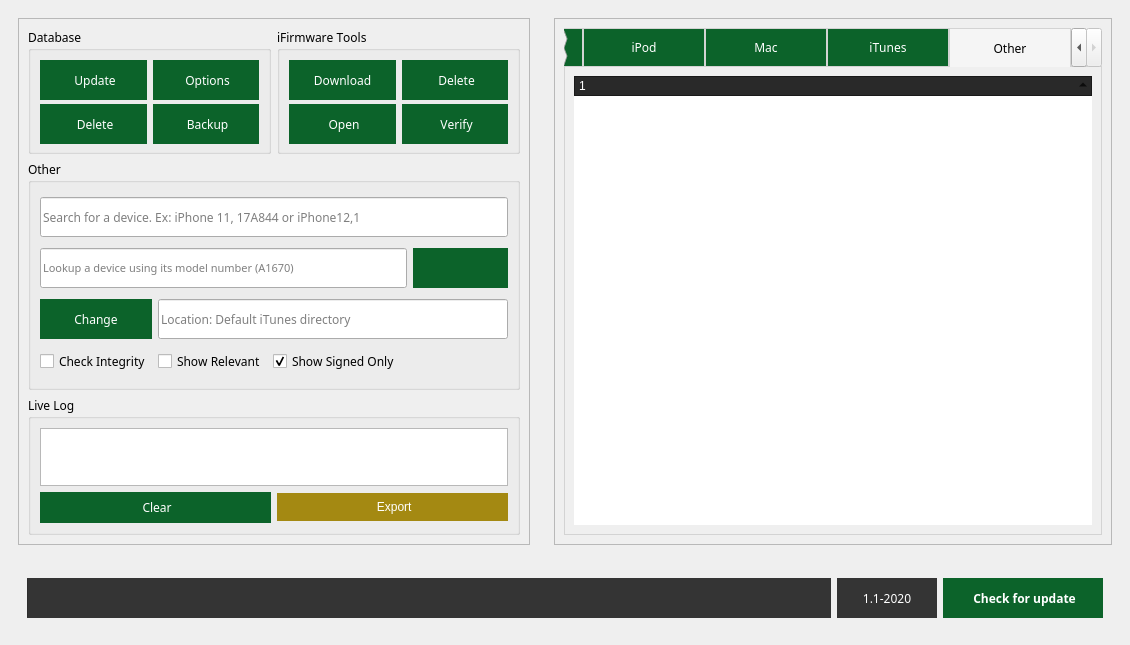
Qt form _iFTK.ui (i0nsec/iFirmware-Toolkit) before a commit.
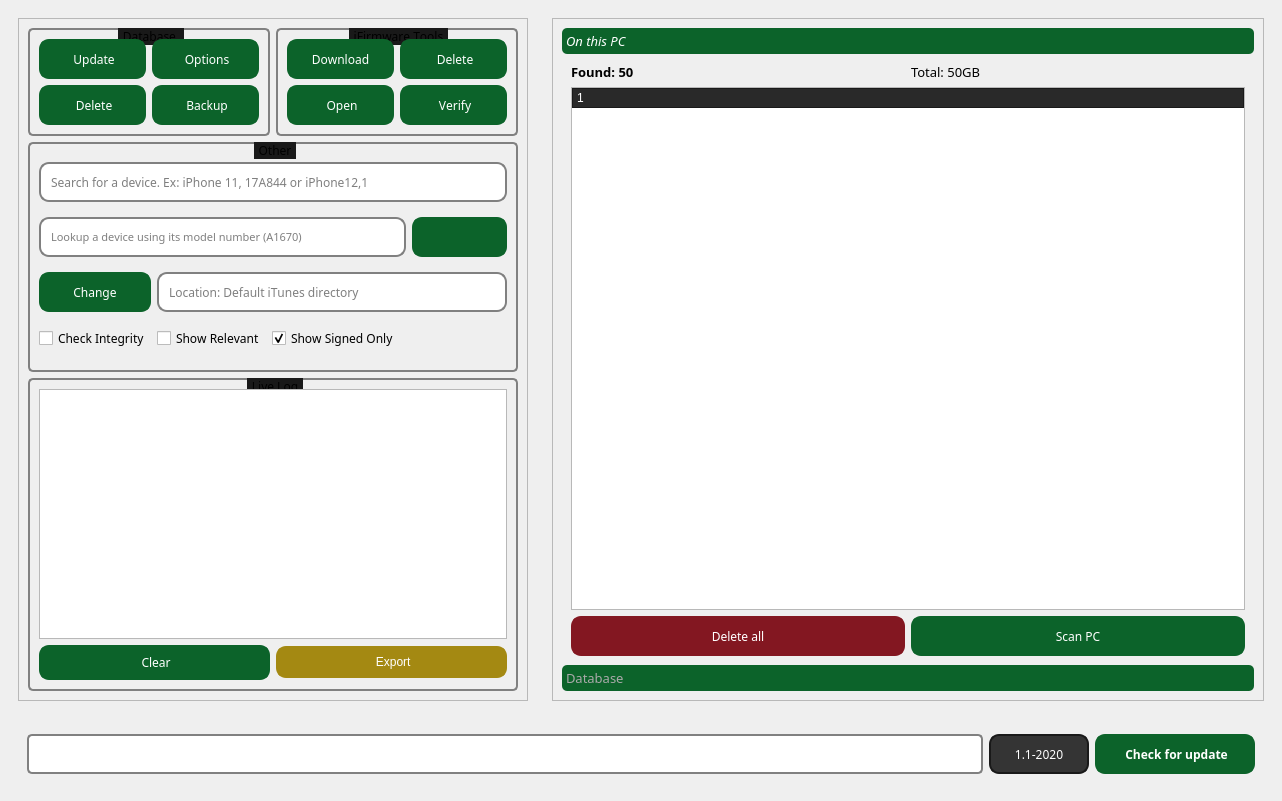
The same form after that commit. The open tabs and pages were chosen to show the change. Icons and pictures are not drawn.

The edit to the form file:
```diff
--- a/_iFTK.ui
+++ b/_iFTK.ui
@@ -6,8 +6,8 @@
    <rect>
     <x>0</x>
     <y>0</y>
-    <width>1130</width>
-    <height>645</height>
+    <width>1282</width>
+    <height>801</height>
    </rect>
   </property>
   <property name="windowTitle">
@@ -41,11 +41,249 @@
            </property>
            <layout class="QGridLayout" name="gridLayout_17">
             <item row="0" column="0">
+             <widget class="QToolBox" name="toolBox">
+              <property name="font">
+               <font>
+                <family>Segoe UI Semibold</family>
+                <pointsize>10</pointsize>
+               </font>
+              </property>
+              <property name="cursor">
+               <cursorShape>ArrowCursor</cursorShape>
+              </property>
+              <property name="focusPolicy">
+               <enum>Qt::TabFocus</enum>
+              </property>
+              <property name="styleSheet">
+               <string notr="true">QToolBox::tab {
+    background: #0C632A;
+    border-radius: 5px;
+    color: darkgray;
+}
+
+QToolBox::tab:selected { /* italicize selected tabs */
+    font: italic;
+    color: white;
+}</string>
+              </property>
+              <property name="frameShape">
+               <enum>QFrame::NoFrame</enum>
+              </property>
+              <property name="lineWidth">
+               <number>1</number>
+              </property>
+              <property name="midLineWidth">
+               <number>0</number>
+              </property>
+              <property name="currentIndex">
+               <number>0</number>
+              </property>
+              <property name="tabSpacing">
+               <number>0</number>
+              </property>
+              <widget class="QWidget" name="main_page">
+               <property name="geometry">
+                <rect>
+                 <x>0</x>
+                 <y>0</y>
+                 <width>708</width>
+                 <height>611</height>
+                </rect>
+               </property>
+               <attribute name="icon">
+                <iconset>
+                 <normaloff>icons/pc.png</normaloff>icons/pc.png</iconset>
+               </attribute>
+               <attribute name="label">
+                <string>On this PC</string>
+               </attribute>
+               <layout class="QGridLayout" name="gridLayout_9">
+                <item row="1" column="0" colspan="2">
+                 <widget class="QTreeWidget" name="pc_tree">
+                  <property name="styleSheet">
+                   <string notr="true">QHeaderView::section {
+    background-color: #292929;
+    color: white;
+    padding-left: 4px;
+    border: 1px solid #191919;
+}
+
+QTreeView::item {
+	padding: 10px;
+}
+
+QTreeView::item:hover {
+    background: #003451;
+}
+
+QTreeView::item:selected:active{
+    background: #003451;
+}
+
+
+
+ QScrollBar:vertical {
+    background: white;
+     width: 15px;
+ }
+ QScrollBar::handle:vertical {
+    background: #0C632A;
+ }
+
+
+
+QScrollBar:horizontal {
+    background: white;
+    height: 15px;
+}
+
+QScrollBar::handle:horizontal {
+    background: #0C632A;
+}
+
+QMenu {border: 1px solid black;}QMenu::item {background-color: transparent;}QMenu::item:selected {background-color: #654321;}</string>
+                  </property>
+                  <column>
+                   <property name="text">
+                    <string/>
+                   </property>
+                  </column>
+                 </widget>
+                </item>
+                <item row="4" column="0">
+                 <widget class="QPushButton" name="delete_all">
+                  <property name="minimumSize">
+                   <size>
+                    <width>0</width>
+                    <height>40</height>
+                   </size>
+                  </property>
+                  <property name="font">
+                   <font>
+                    <family>Segoe UI Semibold</family>
+                    <pointsize>9</pointsize>
+                   </font>
+                  </property>
+                  <property name="cursor">
+                   <cursorShape>PointingHandCursor</cursorShape>
+                  </property>
+                  <property name="styleSheet">
+                   <string notr="true">QPushButton {
+        background-color: #831721;
+        border: none;
+        color: #fff;
+ 		border: 2px solid #831721;
+    	border-radius: 10px;
+    }
+
+ QPushButton:hover {
+	background-color: #75141d;
+}
+
+QToolTip { 
+	color: #fff; background-color: #000; border: none; 
+
+}</string>
+                  </property>
+                  <property name="text">
+                   <string>Delete all</string>
+                  </property>
+                 </widget>
+                </item>
+                <item row="4" column="1">
+                 <widget class="QPushButton" name="scan_pc">
+                  <property name="minimumSize">
+                   <size>
+                    <width>0</width>
+                    <height>40</height>
+                   </size>
+                  </property>
+                  <property name="font">
+                   <font>
+                    <family>Segoe UI Semibold</family>
+                    <pointsize>9</pointsize>
+                   </font>
+                  </property>
+                  <property name="cursor">
+                   <cursorShape>PointingHandCursor</cursorShape>
+                  </property>
+                  <property name="styleSheet">
+                   <string notr="true">QPushButton {
+        background-color: #0C632A;
+        border: none;
+        color: #fff;
+ 		border: 2px solid #0C632A;
+    	border-radius: 10px;
+    }
+
+ QPushButton:hover {
+	background-color: #084D20;
+}
+
+QToolTip { 
+	color: #fff; background-color: #000; border: none; 
+
+}</string>
+                  </property>
+                  <property name="text">
+                   <string>Scan PC</string>
+                  </property>
+                 </widget>
+                </item>
+                <item row="0" column="0">
+                 <widget class="QLabel" name="found_label">
+                  <property name="font">
+                   <font>
+                    <family>Segoe UI Semibold</family>
+                    <pointsize>10</pointsize>
+                    <weight>75</weight>
+                    <bold>true</bold>
+                   </font>
+                  </property>
+                  <property name="text">
+                   <string>Found: 50</string>
+                  </property>
+                 </widget>
+                </item>
+                <item row="0" column="1">
+                 <widget class="QLabel" name="total_label">
+                  <property name="font">
+                   <font>
+                    <family>Segoe UI Semibold</family>
+                    <pointsize>10</pointsize>
+                   </font>
+                  </property>
+                  <property name="text">
+                   <string>Total: 50GB</string>
+                  </property>
+                 </widget>
+                </item>
+               </layout>
+              </widget>
+              <widget class="QWidget" name="db_page">
+               <property name="geometry">
+                <rect>
+                 <x>0</x>
+                 <y>0</y>
+                 <width>708</width>
+                 <height>611</height>
+                </rect>
+               </property>
+               <attribute name="icon">
+                <iconset>
+                 <normaloff>icons/database.png</normaloff>icons/database.png</iconset>
+               </attribute>
+               <attribute name="label">
+                <string>Database</string>
+               </attribute>
+               <layout class="QGridLayout" name="gridLayout_2">
+                <item row="0" column="0">
              <widget class="QTabWidget" name="main_tab">
               <property name="font">
                <font>
                 <family>Segoe UI Semibold</family>
                 <pointsize>9</pointsize>
+                    <weight>50</weight>
                 <bold>false</bold>
                 <strikeout>false</strikeout>
                 <stylestrategy>PreferDefault</stylestrategy>
@@ -678,6 +916,15 @@
                   <attribute name="headerDefaultSectionSize">
                    <number>120</number>
                   </attribute>
+                      <column>
+                       <property name="text">
+                        <string notr="true">1</string>
+                       </property>
+                      </column>
+                     </widget>
+                    </item>
+                   </layout>
+                  </widget>
                  </widget>
                 </item>
                </layout>
@@ -695,6 +942,20 @@
         <layout class="QGridLayout" name="gridLayout_5">
          <item row="0" column="0">
           <widget class="QFrame" name="frame_3">
+           <property name="styleSheet">
+            <string notr="true">QGroupBox {
+    border: 2px solid gray;
+    border-radius: 5px;
+    margin-top: 5ex; /* leave space at the top for the title */
+}
+
+QGroupBox::title {
+    subcontrol-origin: margin;
+    subcontrol-position: top center; /* position at the top center */
+    padding: 0 3px;
+	background-color: rgb(25, 25, 25);
+}</string>
+           </property>
            <property name="frameShape">
             <enum>QFrame::StyledPanel</enum>
            </property>
@@ -720,6 +981,7 @@
                <font>
                 <family>Segoe UI Semibold</family>
                 <pointsize>9</pointsize>
+                <weight>50</weight>
                 <bold>false</bold>
                 <strikeout>false</strikeout>
                 <kerning>false</kerning>
@@ -774,7 +1036,7 @@
                  </property>
                  <property name="html">
                   <string>&lt;!DOCTYPE HTML PUBLIC &quot;-//W3C//DTD HTML 4.0//EN&quot; &quot;http://www.w3.org/TR/REC-html40/strict.dtd&quot;&gt;
-&lt;html&gt;&lt;head&gt;&lt;meta name=&quot;qrichtext&quot; content=&quot;1&quot; /&gt;&lt;meta charset=&quot;utf-8&quot; /&gt;&lt;style type=&quot;text/css&quot;&gt;
+&lt;html&gt;&lt;head&gt;&lt;meta name=&quot;qrichtext&quot; content=&quot;1&quot; /&gt;&lt;style type=&quot;text/css&quot;&gt;
 p, li { white-space: pre-wrap; }
 &lt;/style&gt;&lt;/head&gt;&lt;body style=&quot; font-family:'Segoe UI Semibold'; font-size:10pt; font-weight:400; font-style:normal;&quot;&gt;
 &lt;p style=&quot;-qt-paragraph-type:empty; margin-top:0px; margin-bottom:0px; margin-left:0px; margin-right:0px; -qt-block-indent:0; text-indent:0px;&quot;&gt;&lt;br /&gt;&lt;/p&gt;
@@ -788,6 +1050,7 @@
                   <font>
                    <family>Segoe UI Semibold</family>
                    <pointsize>9</pointsize>
+                   <weight>50</weight>
                    <bold>false</bold>
                    <strikeout>false</strikeout>
                    <kerning>false</kerning>
@@ -800,11 +1063,13 @@
                   <string>Clear live log</string>
                  </property>
                  <property name="styleSheet">
-                  <string notr="true">    QPushButton {
+                  <string notr="true">QPushButton {
         background-color: #0C632A;
         border: none;
         color: #fff;
-		padding: 7px
+ 		border: 2px solid #0C632A;
+    	border-radius: 10px;
+		padding: 7px;
     }
 
  QPushButton:hover {
@@ -850,7 +1115,9 @@
         background-color: #a48912;
         border: none;
         color: #fff;
-		padding: 7px
+		padding: 7px;
+		border: 2px solid #a48912;
+    	border-radius: 10px;
     }
 
 QPushButton:hover {
@@ -860,7 +1127,9 @@
 QToolTip { 
 	color: #fff; background-color: #000; border: none; 
 
-}</string>
+}
+
+</string>
                  </property>
                  <property name="text">
                   <string> Export</string>
@@ -886,11 +1155,26 @@
                <font>
                 <family>Segoe UI Semibold</family>
                 <pointsize>9</pointsize>
+                <weight>50</weight>
                 <bold>false</bold>
                 <strikeout>false</strikeout>
                 <kerning>false</kerning>
                </font>
               </property>
+              <property name="styleSheet">
+               <string notr="true">QGroupBox {
+    border: 2px solid gray;
+    border-radius: 5px;
+    margin-top: 5ex; /* leave space at the top for the title */
+}
+
+QGroupBox::title {
+    subcontrol-origin: margin;
+    subcontrol-position: top center; /* position at the top center */
+    padding: 0 3px;
+	background-color: rgb(25, 25, 25);
+}</string>
+              </property>
               <property name="title">
                <string>Database </string>
               </property>
@@ -907,6 +1191,7 @@
                   <font>
                    <family>Segoe UI Semibold</family>
                    <pointsize>9</pointsize>
+                   <weight>50</weight>
                    <bold>false</bold>
                    <strikeout>false</strikeout>
                    <kerning>false</kerning>
@@ -919,10 +1204,12 @@
                   <string>Backup databases</string>
                  </property>
                  <property name="styleSheet">
-                  <string notr="true">    QPushButton {
+                  <string notr="true">QPushButton {
         background-color: #0C632A;
         border: none;
         color: #fff;
+ 		border: 2px solid #0C632A;
+    	border-radius: 10px;
     }
 
  QPushButton:hover {
@@ -932,12 +1219,6 @@
 QToolTip { 
 	color: #fff; background-color: #000; border: none; 
 
-}
-
-
-QToolTip { 
-	color: #fff; background-color: #000; border: none; 
-
 }</string>
                  </property>
                  <property name="text">
@@ -961,6 +1242,7 @@
                   <font>
                    <family>Segoe UI Semibold</family>
                    <pointsize>9</pointsize>
+                   <weight>50</weight>
                    <bold>false</bold>
                    <strikeout>false</strikeout>
                    <kerning>false</kerning>
@@ -973,10 +1255,12 @@
                   <string>Check for database update</string>
                  </property>
                  <property name="styleSheet">
-                  <string notr="true">    QPushButton {
+                  <string notr="true">QPushButton {
         background-color: #0C632A;
         border: none;
         color: #fff;
+ 		border: 2px solid #0C632A;
+    	border-radius: 10px;
     }
 
  QPushButton:hover {
@@ -1015,6 +1299,7 @@
                   <font>
                    <family>Segoe UI Semibold</family>
                    <pointsize>9</pointsize>
+                   <weight>50</weight>
                    <bold>false</bold>
                    <strikeout>false</strikeout>
                    <kerning>false</kerning>
@@ -1027,17 +1312,18 @@
                   <string>Delete databases</string>
                  </property>
                  <property name="styleSheet">
-                  <string notr="true">    QPushButton {
+                  <string notr="true">QPushButton {
         background-color: #0C632A;
         border: none;
         color: #fff;
+ 		border: 2px solid #0C632A;
+    	border-radius: 10px;
     }
 
  QPushButton:hover {
 	background-color: #084D20;
 }
 
-
 QToolTip { 
 	color: #fff; background-color: #000; border: none; 
 
@@ -1064,6 +1350,7 @@
                   <font>
                    <family>Segoe UI Semibold</family>
                    <pointsize>9</pointsize>
+                   <weight>50</weight>
                    <bold>false</bold>
                    <strikeout>false</strikeout>
                    <kerning>false</kerning>
@@ -1076,10 +1363,12 @@
                   <string>App options (beta)</string>
                  </property>
                  <property name="styleSheet">
-                  <string notr="true">    QPushButton {
+                  <string notr="true">QPushButton {
         background-color: #0C632A;
         border: none;
         color: #fff;
+ 		border: 2px solid #0C632A;
+    	border-radius: 10px;
     }
 
  QPushButton:hover {
@@ -1121,6 +1410,7 @@
                <font>
                 <family>Segoe UI Semibold</family>
                 <pointsize>9</pointsize>
+                <weight>50</weight>
                 <bold>false</bold>
                 <strikeout>false</strikeout>
                 <kerning>false</kerning>
@@ -1132,6 +1422,20 @@
               <property name="acceptDrops">
                <bool>true</bool>
               </property>
+              <property name="styleSheet">
+               <string notr="true">QGroupBox {
+    border: 2px solid gray;
+    border-radius: 5px;
+    margin-top: 5ex; /* leave space at the top for the title */
+}
+
+QGroupBox::title {
+    subcontrol-origin: margin;
+    subcontrol-position: top center; /* position at the top center */
+    padding: 0 3px;
+	background-color: rgb(25, 25, 25);
+}</string>
+              </property>
               <property name="title">
                <string>Other</string>
               </property>
@@ -1148,6 +1452,7 @@
                   <font>
                    <family>Segoe UI Semibold</family>
                    <pointsize>8</pointsize>
+                   <weight>50</weight>
                    <bold>false</bold>
                    <strikeout>false</strikeout>
                    <kerning>false</kerning>
@@ -1157,11 +1462,16 @@
                   <string>Lookup a device using its model number (A1670)</string>
                  </property>
                  <property name="styleSheet">
-                  <string notr="true">
-
-QToolTip { 
+                  <string notr="true">QToolTip { 
 	color: #fff; background-color: #000; border: none; 
 
+}
+
+QLineEdit {
+    border: 2px solid gray;
+    border-radius: 10px;
+    padding: 0 8px;
+    selection-background-color: darkgray;
 }</string>
                  </property>
                  <property name="text">
@@ -1184,6 +1494,7 @@
                   <font>
                    <family>Segoe UI Semibold</family>
                    <pointsize>9</pointsize>
+                   <weight>50</weight>
                    <bold>false</bold>
                    <strikeout>false</strikeout>
                    <kerning>false</kerning>
@@ -1196,10 +1507,12 @@
                   <string>Search</string>
                  </property>
                  <property name="styleSheet">
-                  <string notr="true">    QPushButton {
+                  <string notr="true">QPushButton {
         background-color: #0C632A;
         border: none;
         color: #fff;
+ 		border: 2px solid #0C632A;
+    	border-radius: 10px;
     }
 
  QPushButton:hover {
@@ -1238,6 +1551,7 @@
                   <font>
                    <family>Segoe UI Semibold</family>
                    <pointsize>9</pointsize>
+                   <weight>50</weight>
                    <bold>false</bold>
                    <strikeout>false</strikeout>
                    <kerning>false</kerning>
@@ -1250,10 +1564,12 @@
                   <string>Change directory where firmware is going to be downloaded</string>
                  </property>
                  <property name="styleSheet">
-                  <string notr="true">    QPushButton {
+                  <string notr="true">QPushButton {
         background-color: #0C632A;
         border: none;
         color: #fff;
+ 		border: 2px solid #0C632A;
+    	border-radius: 10px;
     }
 
  QPushButton:hover {
@@ -1286,6 +1602,7 @@
                   <font>
                    <family>Segoe UI Semibold</family>
                    <pointsize>9</pointsize>
+                   <weight>50</weight>
                    <bold>false</bold>
                    <strikeout>false</strikeout>
                    <kerning>true</kerning>
@@ -1295,11 +1612,16 @@
                   <string>Search for a device. ex: iPhone 11, 17A844 or iPhone12,1</string>
                  </property>
                  <property name="styleSheet">
-                  <string notr="true">
-
-QToolTip { 
+                  <string notr="true">QToolTip { 
 	color: #fff; background-color: #000; border: none; 
 
+}
+
+QLineEdit {
+    border: 2px solid gray;
+    border-radius: 10px;
+    padding: 0 8px;
+    selection-background-color: darkgray;
 }</string>
                  </property>
                  <property name="placeholderText">
@@ -1322,6 +1644,7 @@
                   <font>
                    <family>Segoe UI Semibold</family>
                    <pointsize>9</pointsize>
+                   <weight>50</weight>
                    <bold>false</bold>
                    <strikeout>false</strikeout>
                    <kerning>false</kerning>
@@ -1334,10 +1657,16 @@
                   <string>Location: Default iTunes directory</string>
                  </property>
                  <property name="styleSheet">
-                  <string notr="true">
-QToolTip { 
+                  <string notr="true">QToolTip { 
 	color: #fff; background-color: #000; border: none; 
 
+}
+
+QLineEdit {
+    border: 2px solid gray;
+    border-radius: 10px;
+    padding: 0 8px;
+    selection-background-color: darkgray;
 }</string>
                  </property>
                  <property name="text">
@@ -1363,6 +1692,7 @@
                   <font>
                    <family>Segoe UI Semibold</family>
                    <pointsize>9</pointsize>
+                   <weight>50</weight>
                    <bold>false</bold>
                    <strikeout>false</strikeout>
                    <kerning>false</kerning>
@@ -1396,6 +1726,7 @@
                   <font>
                    <family>Segoe UI Semibold</family>
                    <pointsize>9</pointsize>
+                   <weight>50</weight>
                    <bold>false</bold>
                    <strikeout>false</strikeout>
                    <kerning>false</kerning>
@@ -1425,6 +1756,7 @@
                   <font>
                    <family>Segoe UI Semibold</family>
                    <pointsize>9</pointsize>
+                   <weight>50</weight>
                    <bold>false</bold>
                    <strikeout>false</strikeout>
                    <kerning>false</kerning>
@@ -1463,11 +1795,26 @@
                <font>
                 <family>Segoe UI Semibold</family>
                 <pointsize>9</pointsize>
+                <weight>50</weight>
                 <bold>false</bold>
                 <strikeout>false</strikeout>
                 <kerning>false</kerning>
                </font>
               </property>
+              <property name="styleSheet">
+               <string notr="true">QGroupBox {
+    border: 2px solid gray;
+    border-radius: 5px;
+    margin-top: 5ex; /* leave space at the top for the title */
+}
+
+QGroupBox::title {
+    subcontrol-origin: margin;
+    subcontrol-position: top center; /* position at the top center */
+    padding: 0 3px;
+	background-color: rgb(25, 25, 25);
+}</string>
+              </property>
               <property name="title">
                <string>iFirmware Tools</string>
               </property>
@@ -1484,6 +1831,7 @@
                   <font>
                    <family>Segoe UI Semibold</family>
                    <pointsize>9</pointsize>
+                   <weight>50</weight>
                    <bold>false</bold>
                    <strikeout>false</strikeout>
                    <kerning>false</kerning>
@@ -1496,10 +1844,12 @@
                   <string>Download all signed firmwares for the current tab</string>
                  </property>
                  <property name="styleSheet">
-                  <string notr="true">    QPushButton {
+                  <string notr="true">QPushButton {
         background-color: #0C632A;
         border: none;
         color: #fff;
+ 		border: 2px solid #0C632A;
+    	border-radius: 10px;
     }
 
  QPushButton:hover {
@@ -1538,6 +1888,7 @@
                   <font>
                    <family>Segoe UI Semibold</family>
                    <pointsize>9</pointsize>
+                   <weight>50</weight>
                    <bold>false</bold>
                    <strikeout>false</strikeout>
                    <kerning>false</kerning>
@@ -1550,10 +1901,12 @@
                   <string>Delete all firmwares in the current selected directory</string>
                  </property>
                  <property name="styleSheet">
-                  <string notr="true">    QPushButton {
+                  <string notr="true">QPushButton {
         background-color: #0C632A;
         border: none;
         color: #fff;
+ 		border: 2px solid #0C632A;
+    	border-radius: 10px;
     }
 
  QPushButton:hover {
@@ -1586,6 +1939,7 @@
                   <font>
                    <family>Segoe UI Semibold</family>
                    <pointsize>9</pointsize>
+                   <weight>50</weight>
                    <bold>false</bold>
                    <strikeout>false</strikeout>
                    <kerning>false</kerning>
@@ -1598,17 +1952,18 @@
                   <string>Open current directory</string>
                  </property>
                  <property name="styleSheet">
-                  <string notr="true">    QPushButton {
+                  <string notr="true">QPushButton {
         background-color: #0C632A;
         border: none;
         color: #fff;
+ 		border: 2px solid #0C632A;
+    	border-radius: 10px;
     }
 
  QPushButton:hover {
 	background-color: #084D20;
 }
 
-
 QToolTip { 
 	color: #fff; background-color: #000; border: none; 
 
@@ -1635,6 +1990,7 @@
                   <font>
                    <family>Segoe UI Semibold</family>
                    <pointsize>9</pointsize>
+                   <weight>50</weight>
                    <bold>false</bold>
                    <strikeout>false</strikeout>
                    <kerning>false</kerning>
@@ -1647,10 +2003,12 @@
                   <string>Hash all firmwares in current selected directory</string>
                  </property>
                  <property name="styleSheet">
-                  <string notr="true">    QPushButton {
+                  <string notr="true">QPushButton {
         background-color: #0C632A;
         border: none;
         color: #fff;
+ 		border: 2px solid #0C632A;
+    	border-radius: 10px;
     }
 
  QPushButton:hover {
@@ -1696,6 +2054,7 @@
          <property name="font">
           <font>
            <pointsize>9</pointsize>
+           <weight>50</weight>
            <bold>false</bold>
            <strikeout>false</strikeout>
            <kerning>false</kerning>
@@ -1726,15 +2085,22 @@
              <font>
               <family>Segoe UI Semibold</family>
               <pointsize>9</pointsize>
+              <weight>50</weight>
               <bold>false</bold>
               <strikeout>false</strikeout>
               <kerning>true</kerning>
              </font>
             </property>
             <property name="styleSheet">
-             <string notr="true">border: none;
-background-color: rgb(52, 52, 52);
-color: red;</string>
+             <string notr="true">QProgressBar {
+    border: 2px solid grey;
+    border-radius: 5px;
+}
+
+QProgressBar::chunk {
+	
+	background-color: rgb(30, 88, 96);
+}</string>
             </property>
             <property name="value">
              <number>0</number>
@@ -1742,6 +2108,12 @@
             <property name="textVisible">
              <bool>false</bool>
             </property>
+            <property name="invertedAppearance">
+             <bool>false</bool>
+            </property>
+            <property name="format">
+             <string>%p%</string>
+            </property>
            </widget>
           </item>
           <item row="0" column="1">
@@ -1756,6 +2128,7 @@
              <font>
               <family>Segoe UI Semibold</family>
               <pointsize>9</pointsize>
+              <weight>50</weight>
               <bold>false</bold>
               <strikeout>false</strikeout>
               <kerning>false</kerning>
@@ -1763,7 +2136,10 @@
             </property>
             <property name="styleSheet">
              <string notr="true">background-color: rgb(52, 52, 52);
-color:#fff;</string>
+color:#fff;
+border: 2px solid #191919;
+border-radius: 10px;
+</string>
             </property>
             <property name="text">
              <string>1.1-2020</string>
@@ -1785,6 +2161,7 @@
              <font>
               <family>Segoe UI Semibold</family>
               <pointsize>9</pointsize>
+              <weight>75</weight>
               <bold>true</bold>
               <strikeout>false</strikeout>
               <kerning>true</kerning>
@@ -1797,10 +2174,12 @@
              <string>Check for updates</string>
             </property>
             <property name="styleSheet">
-             <string notr="true">    QPushButton {
+             <string notr="true">QPushButton {
         background-color: #0C632A;
         border: none;
         color: #fff;
+ 		border: 2px solid #0C632A;
+    	border-radius: 10px;
     }
 
  QPushButton:hover {
```
Left out of the diff: 17 changed lines with no effect on the pictures. Lines whose indentation alone changed are shown as unchanged.
